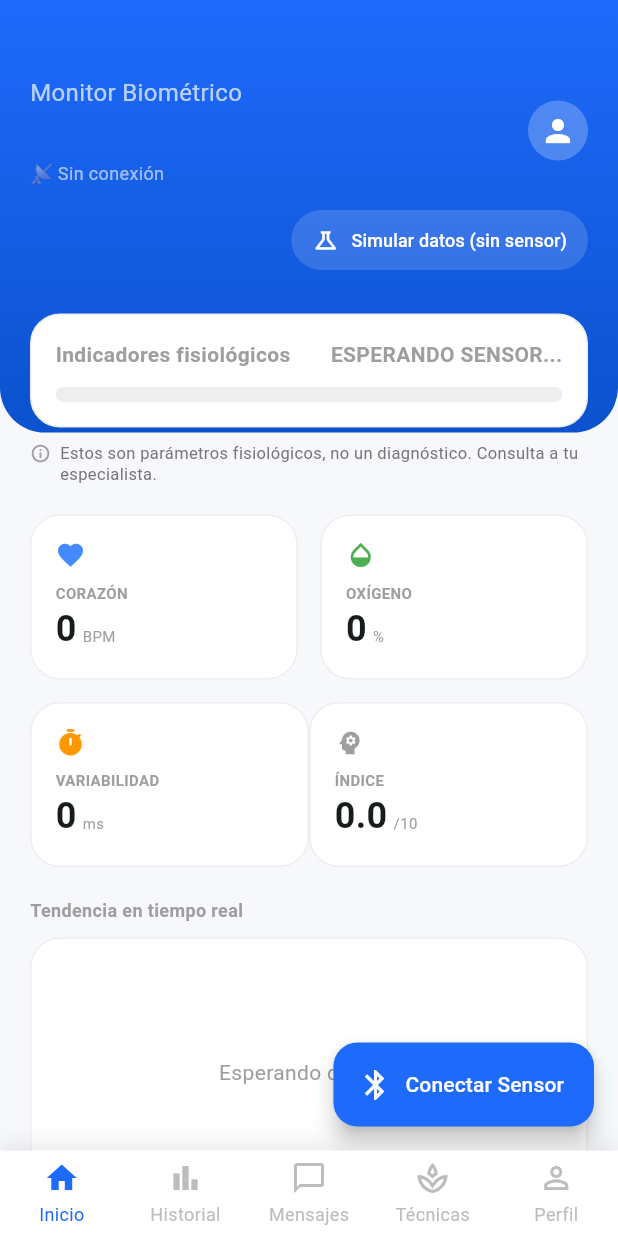
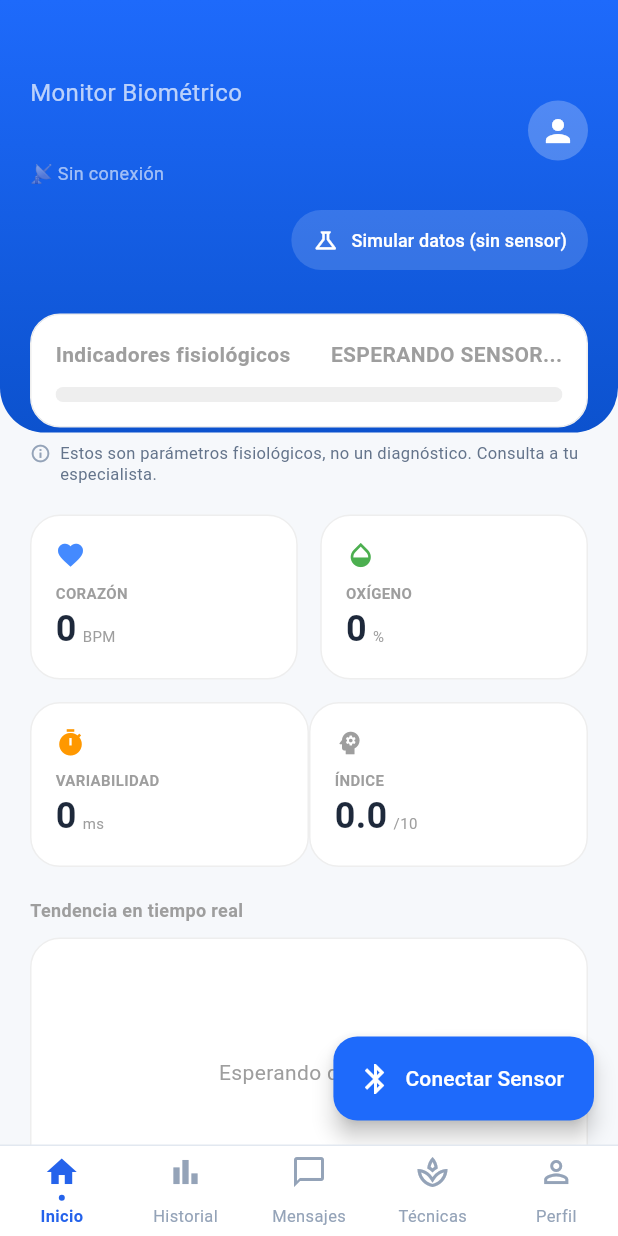
Before and after one commit to OmarAC03/Trabajo_Terminal_Ansiedad, a Flutter app: the screen it shows once a user with an empty profile is signed in, on a phone screen of 412 x 824 dp. Run offline on Flutter 3.47's test engine with Material 3 defaults, Android fonts, the phone set to English and light mode, and no system bars; our stand-ins replace audioplayers, firebase_auth, firebase_core, fl_chart, flutter_bluetooth_serial, flutter_tts and 2 more; accounts and stored records are empty; network calls fail.

Commit message:
App rediseño paso 0: base visual unificada con el portal + barra inferior
- lib/ui/ nuevo: app_colors (paleta de GUIA_ESTILO_APP.md, la misma del
  portal, y semáforo con fondos suaves), app_theme (tema global: primario
  #2563EB, fondo #F8FAFC, inputs/botones radio 12, diálogos, snackbars) y
  widgets (EncabezadoGradiente, appBarGradiente, Tarjeta, EtiquetaSeccion,
  TarjetaMetrica, BadgeEstado) para los siguientes pasos.
- main.dart usa AppTheme.claro (antes seed teal).
- Semáforo con los colores de la guía + colorFondo; textoDB/textoUI y el
  score sin cambios.
- Barra inferior: blanca con borde superior, activo azul con puntito;
  mismas 5 pestañas, badges y lógica.
- Guía de estilo de la app agregada al repo.

Co-Authored-By: Claude Opus 5.5 <noreply@anthropic.com>

```diff
--- a/app_ansiedad/lib/main.dart
+++ b/app_ansiedad/lib/main.dart
@@ -5,6 +5,8 @@ import 'package:firebase_core/firebase_core.dart';
 import 'firebase_options.dart';
 import 'auth_gate.dart';
 import 'logger.dart';
+import 'ui/app_colors.dart';
+import 'ui/app_theme.dart';
 
 void main() {
   // runZonedGuarded envuelve TODO lo que sigue (incluida la inicialización
@@ -59,10 +61,7 @@ class AppAnsiedad extends StatelessWidget {
     return MaterialApp(
       debugShowCheckedModeBanner: false,
       title: 'Sistema de Ansiedad',
-      theme: ThemeData(
-        colorScheme: ColorScheme.fromSeed(seedColor: Colors.teal),
-        useMaterial3: true,
-      ),
+      theme: AppTheme.claro,
       home: const AuthGate(), // Decide solo entre Login y la app según la sesión
     );
   }
@@ -74,19 +73,19 @@ class _PantallaErrorInesperado extends StatelessWidget {
   @override
   Widget build(BuildContext context) {
     return Material(
-      color: const Color(0xFFF6F8FB),
+      color: AppColors.fondo,
       child: Center(
         child: Padding(
           padding: const EdgeInsets.all(24),
           child: Column(
             mainAxisSize: MainAxisSize.min,
             children: const [
-              Icon(Icons.error_outline, size: 48, color: Colors.redAccent),
+              Icon(Icons.error_outline, size: 48, color: AppColors.altos),
               SizedBox(height: 12),
               Text(
                 'Algo salió mal en esta pantalla.',
                 textAlign: TextAlign.center,
-                style: TextStyle(fontSize: 16),
+                style: TextStyle(fontSize: 16, color: AppColors.texto),
               ),
             ],
           ),
--- a/app_ansiedad/lib/main_layout.dart
+++ b/app_ansiedad/lib/main_layout.dart
@@ -7,6 +7,7 @@ import 'screens/historial_screen.dart';
 import 'screens/mensajes_screen.dart'; // ¡Nueva pantalla!
 import 'screens/perfil_screen.dart';
 import 'screens/tecnicas_screen.dart';
+import 'ui/app_colors.dart';
 
 class MainLayout extends StatefulWidget {
   const MainLayout({super.key});
@@ -77,8 +78,40 @@ class _MainLayoutState extends State<MainLayout> with WidgetsBindingObserver {
   Widget _conBadge(Widget icono, int cantidad) {
     return Badge(
       isLabelVisible: cantidad > 0,
+      backgroundColor: AppColors.altos,
       label: Text(cantidad > 9 ? '9+' : '$cantidad'),
       child: icono,
+    );
+  }
+
+  /// Ícono de la barra: el activo lleva un puntito azul debajo; el inactivo
+  /// deja el mismo espacio transparente para que la barra no brinque.
+  Widget _icono(IconData icono, int cantidad, {required bool activo}) {
+    return Padding(
+      padding: const EdgeInsets.only(bottom: 2),
+      child: Column(
+        mainAxisSize: MainAxisSize.min,
+        children: [
+          _conBadge(Icon(icono), cantidad),
+          const SizedBox(height: 3),
+          Container(
+            width: 4,
+            height: 4,
+            decoration: BoxDecoration(
+              color: activo ? AppColors.primario : Colors.transparent,
+              shape: BoxShape.circle,
+            ),
+          ),
+        ],
+      ),
+    );
+  }
+
+  BottomNavigationBarItem _item(IconData inactivo, IconData activo, String label, {int badge = 0}) {
+    return BottomNavigationBarItem(
+      icon: _icono(inactivo, badge, activo: false),
+      activeIcon: _icono(activo, badge, activo: true),
+      label: label,
     );
   }
 
@@ -96,79 +129,30 @@ class _MainLayoutState extends State<MainLayout> with WidgetsBindingObserver {
               index: _indiceActual,
               children: _pantallas,
             ),
-            // Usamos BottomNavigationBar clásico para tener control total del diseño
+            // Barra inferior de GUIA_ESTILO_APP.md: blanca con borde superior,
+            // inactivo gris, activo azul con puntito debajo.
             bottomNavigationBar: Container(
-              decoration: BoxDecoration(
-                boxShadow: [
-                  BoxShadow(
-                    color: Colors.grey.withValues(alpha: 0.2),
-                    blurRadius: 10,
-                    offset: const Offset(0, -5),
-                  ),
-                ],
+              decoration: const BoxDecoration(
+                color: AppColors.superficie,
+                border: Border(top: BorderSide(color: AppColors.borde)),
               ),
               child: BottomNavigationBar(
                 currentIndex: _indiceActual,
                 onTap: _cambiarPestana,
-                backgroundColor: Colors.white,
+                backgroundColor: AppColors.superficie,
                 type: BottomNavigationBarType.fixed,
-                selectedItemColor: const Color(0xFF1E6AFB), // Azul de tu diseño
-                unselectedItemColor: Colors.grey[400],
-                selectedFontSize: 12,
-                unselectedFontSize: 12,
+                selectedItemColor: AppColors.primario,
+                unselectedItemColor: AppColors.textoSecundario,
+                selectedFontSize: 11,
+                unselectedFontSize: 11,
+                selectedLabelStyle: const TextStyle(fontWeight: FontWeight.bold),
                 elevation: 0,
                 items: [
-                  const BottomNavigationBarItem(
-                    icon: Padding(
-                      padding: EdgeInsets.only(bottom: 4),
-                      child: Icon(Icons.home_outlined),
-                    ),
-                    activeIcon: Padding(
-                      padding: EdgeInsets.only(bottom: 4),
-                      child: Icon(Icons.home),
-                    ),
-                    label: 'Inicio',
-                  ),
-                  const BottomNavigationBarItem(
-                    icon: Padding(
-                      padding: EdgeInsets.only(bottom: 4),
-                      child: Icon(Icons.bar_chart),
-                    ),
-                    label: 'Historial',
-                  ),
-                  BottomNavigationBarItem(
-                    icon: Padding(
-                      padding: const EdgeInsets.only(bottom: 4),
-                      child: _conBadge(const Icon(Icons.chat_bubble_outline), mensajes),
-                    ),
-                    activeIcon: const Padding(
-                      padding: EdgeInsets.only(bottom: 4),
-                      child: Icon(Icons.chat_bubble),
-                    ),
-                    label: 'Mensajes',
-                  ),
-                  BottomNavigationBarItem(
-                    icon: Padding(
-                      padding: const EdgeInsets.only(bottom: 4),
-                      child: _conBadge(const Icon(Icons.spa_outlined), ejercicios),
-                    ),
-                    activeIcon: Padding(
-                      padding: const EdgeInsets.only(bottom: 4),
-                      child: _conBadge(const Icon(Icons.spa), ejercicios),
-                    ),
-                    label: 'Técnicas',
-                  ),
-                  const BottomNavigationBarItem(
-                    icon: Padding(
-                      padding: EdgeInsets.only(bottom: 4),
-                      child: Icon(Icons.person_outline),
-                    ),
-                    activeIcon: Padding(
-                      padding: EdgeInsets.only(bottom: 4),
-                      child: Icon(Icons.person),
-                    ),
-                    label: 'Perfil',
-                  ),
+                  _item(Icons.home_outlined, Icons.home, 'Inicio'),
+                  _item(Icons.bar_chart_outlined, Icons.bar_chart, 'Historial'),
+                  _item(Icons.chat_bubble_outline, Icons.chat_bubble, 'Mensajes', badge: mensajes),
+                  _item(Icons.spa_outlined, Icons.spa, 'Técnicas', badge: ejercicios),
+                  _item(Icons.person_outline, Icons.person, 'Perfil'),
                 ],
               ),
             ),
--- /dev/null
+++ b/app_ansiedad/lib/ui/app_colors.dart
@@ -0,0 +1,45 @@
+import 'package:flutter/material.dart';
+
+/// Paleta única de la app (GUIA_ESTILO_APP.md, sección 1). Es la misma que
+/// `web_portal/src/ui/tokens.css`, para que app y portal se vean como un solo
+/// sistema. Las pantallas toman los colores de aquí en vez de repetir hex.
+class AppColors {
+  AppColors._(); // no instanciable
+
+  // --- Base ---
+  static const Color fondo = Color(0xFFF8FAFC);
+  static const Color superficie = Color(0xFFFFFFFF);
+  static const Color texto = Color(0xFF1E293B);
+  static const Color textoSecundario = Color(0xFF94A3B8);
+  static const Color textoAyuda = Color(0xFF64748B);
+  static const Color borde = Color(0xFFE2E8F0);
+
+  // --- Primario ---
+  static const Color primario = Color(0xFF2563EB);
+  static const Color primarioOscuro = Color(0xFF1D4ED8);
+  static const Color primarioMasOscuro = Color(0xFF1E40AF);
+  static const Color primarioSuave = Color(0xFFEFF6FF);
+
+  /// Gradiente del encabezado: arriba-izquierda → abajo-derecha.
+  static const LinearGradient gradienteEncabezado = LinearGradient(
+    colors: [primarioOscuro, primario],
+    begin: Alignment.topLeft,
+    end: Alignment.bottomRight,
+  );
+
+  // --- Semáforo (texto visible: Normal / Elevados / Altos / Sin lecturas) ---
+  static const Color normal = Color(0xFF16A34A);
+  static const Color normalFondo = Color(0xFFF0FDF4);
+  static const Color elevados = Color(0xFFD97706);
+  static const Color elevadosFondo = Color(0xFFFFFBEB);
+  static const Color altos = Color(0xFFDC2626);
+  static const Color altosFondo = Color(0xFFFEF2F2);
+  static const Color sinLecturas = Color(0xFF94A3B8);
+  static const Color sinLecturasFondo = Color(0xFFF1F5F9);
+
+  // --- Forma ---
+  static const double radio = 12;
+  static const List<BoxShadow> sombra = [
+    BoxShadow(color: Color(0x0D000000), blurRadius: 2, offset: Offset(0, 1)),
+  ];
+}
--- /dev/null
+++ b/app_ansiedad/lib/ui/app_theme.dart
@@ -0,0 +1,87 @@
+import 'package:flutter/material.dart';
+import 'app_colors.dart';
+
+/// Tema global de la app. Da el look de la guía a todo lo que no define su
+/// propio estilo (diálogos, spinners, inputs, botones, snackbars), para no
+/// repetirlo pantalla por pantalla.
+class AppTheme {
+  AppTheme._();
+
+  static ThemeData get claro {
+    final esquema = ColorScheme.fromSeed(seedColor: AppColors.primario).copyWith(
+      primary: AppColors.primario,
+      onPrimary: Colors.white,
+      surface: AppColors.superficie,
+      onSurface: AppColors.texto,
+      outline: AppColors.borde,
+      error: AppColors.altos,
+    );
+
+    final bordeRedondeado = BorderRadius.circular(AppColors.radio);
+
+    return ThemeData(
+      useMaterial3: true,
+      colorScheme: esquema,
+      scaffoldBackgroundColor: AppColors.fondo,
+      appBarTheme: const AppBarTheme(
+        backgroundColor: AppColors.primario,
+        foregroundColor: Colors.white,
+        elevation: 0,
+        centerTitle: false,
+        titleTextStyle: TextStyle(color: Colors.white, fontSize: 18, fontWeight: FontWeight.bold),
+      ),
+      cardTheme: CardThemeData(
+        color: AppColors.superficie,
+        elevation: 0,
+        margin: EdgeInsets.zero,
+        shape: RoundedRectangleBorder(
+          borderRadius: bordeRedondeado,
+          side: const BorderSide(color: AppColors.borde),
+        ),
+      ),
+      inputDecorationTheme: InputDecorationThemeData(
+        filled: true,
+        fillColor: AppColors.superficie,
+        contentPadding: const EdgeInsets.symmetric(horizontal: 14, vertical: 14),
+        hintStyle: const TextStyle(color: AppColors.textoSecundario),
+        prefixIconColor: AppColors.textoSecundario,
+        suffixIconColor: AppColors.textoSecundario,
+        border: OutlineInputBorder(
+          borderRadius: bordeRedondeado,
+          borderSide: const BorderSide(color: AppColors.borde),
+        ),
+        enabledBorder: OutlineInputBorder(
+          borderRadius: bordeRedondeado,
+          borderSide: const BorderSide(color: AppColors.borde),
+        ),
+        focusedBorder: OutlineInputBorder(
+          borderRadius: bordeRedondeado,
+          borderSide: const BorderSide(color: AppColors.primario, width: 2),
+        ),
+      ),
+      elevatedButtonTheme: ElevatedButtonThemeData(
+        style: ElevatedButton.styleFrom(
+          backgroundColor: AppColors.primario,
+          foregroundColor: Colors.white,
+          elevation: 0,
+          padding: const EdgeInsets.symmetric(horizontal: 20, vertical: 14),
+          textStyle: const TextStyle(fontWeight: FontWeight.bold, fontSize: 15),
+          shape: RoundedRectangleBorder(borderRadius: bordeRedondeado),
+        ),
+      ),
+      textButtonTheme: TextButtonThemeData(
+        style: TextButton.styleFrom(foregroundColor: AppColors.primario),
+      ),
+      dialogTheme: DialogThemeData(
+        backgroundColor: AppColors.superficie,
+        shape: RoundedRectangleBorder(borderRadius: BorderRadius.circular(16)),
+      ),
+      snackBarTheme: SnackBarThemeData(
+        behavior: SnackBarBehavior.floating,
+        shape: RoundedRectangleBorder(borderRadius: bordeRedondeado),
+      ),
+      progressIndicatorTheme: const ProgressIndicatorThemeData(color: AppColors.primario),
+      dividerTheme: const DividerThemeData(color: AppColors.borde, thickness: 1),
+    );
+  }
+}
```
Also changed, not shown: app_ansiedad/lib/app_config.dart (+19 -5 lines), app_ansiedad/lib/auth_gate.dart (+4 -3 lines), app_ansiedad/lib/ui/widgets.dart (added, +221 -0 lines), 1 other file.
